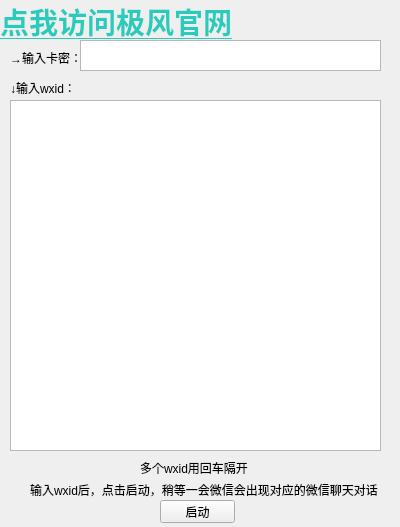
First picture: the form in jiedan/微信wxid加好友/main.ui, repository WolfMoss/py_crawler_reverse, before the edit.
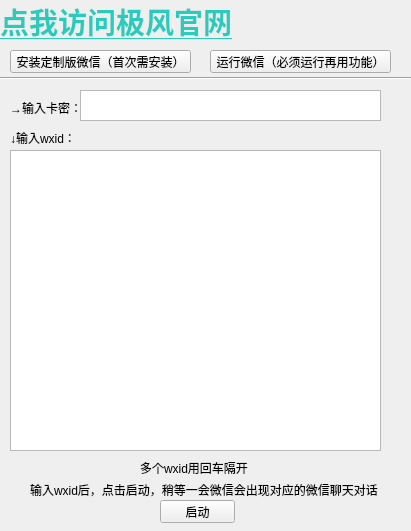
Second picture: the form after the edit. Icons and pictures are not drawn.

Patch:
```diff
--- a/jiedan/微信wxid加好友/main.ui
+++ b/jiedan/微信wxid加好友/main.ui
@@ -6,8 +6,8 @@
    <rect>
     <x>0</x>
     <y>0</y>
-    <width>400</width>
-    <height>527</height>
+    <width>411</width>
+    <height>531</height>
    </rect>
   </property>
   <property name="windowTitle">
@@ -37,9 +37,9 @@
    <property name="geometry">
     <rect>
      <x>10</x>
-     <y>100</y>
+     <y>150</y>
      <width>371</width>
-     <height>351</height>
+     <height>301</height>
     </rect>
    </property>
   </widget>
@@ -89,7 +89,7 @@
    <property name="geometry">
     <rect>
      <x>10</x>
-     <y>50</y>
+     <y>100</y>
      <width>91</width>
      <height>16</height>
     </rect>
@@ -102,7 +102,7 @@
    <property name="geometry">
     <rect>
      <x>80</x>
-     <y>40</y>
+     <y>90</y>
      <width>301</width>
      <height>31</height>
     </rect>
@@ -112,7 +112,7 @@
    <property name="geometry">
     <rect>
      <x>10</x>
-     <y>80</y>
+     <y>130</y>
      <width>61</width>
      <height>16</height>
     </rect>
@@ -121,6 +121,51 @@
     <string>↓输入wxid：</string>
    </property>
   </widget>
+  <widget class="Line" name="line">
+   <property name="geometry">
+    <rect>
+     <x>0</x>
+     <y>70</y>
+     <width>411</width>
+     <height>16</height>
+    </rect>
+   </property>
+   <property name="orientation">
+    <enum>Qt::Orientation::Horizontal</enum>
+   </property>
+  </widget>
+  <widget class="QPushButton" name="anzhuangButton">
+   <property name="geometry">
+    <rect>
+     <x>10</x>
+     <y>50</y>
+     <width>181</width>
+     <height>23</height>
+    </rect>
+   </property>
+   <property name="focusPolicy">
+    <enum>Qt::FocusPolicy::ClickFocus</enum>
+   </property>
+   <property name="text">
+    <string>安装定制版微信（首次需安装）</string>
+   </property>
+  </widget>
+  <widget class="QPushButton" name="runButton">
+   <property name="geometry">
+    <rect>
+     <x>210</x>
+     <y>50</y>
+     <width>181</width>
+     <height>23</height>
+    </rect>
+   </property>
+   <property name="focusPolicy">
+    <enum>Qt::FocusPolicy::ClickFocus</enum>
+   </property>
+   <property name="text">
+    <string>运行微信（必须运行再用功能）</string>
+   </property>
+  </widget>
  </widget>
  <resources/>
  <connections/>
```
